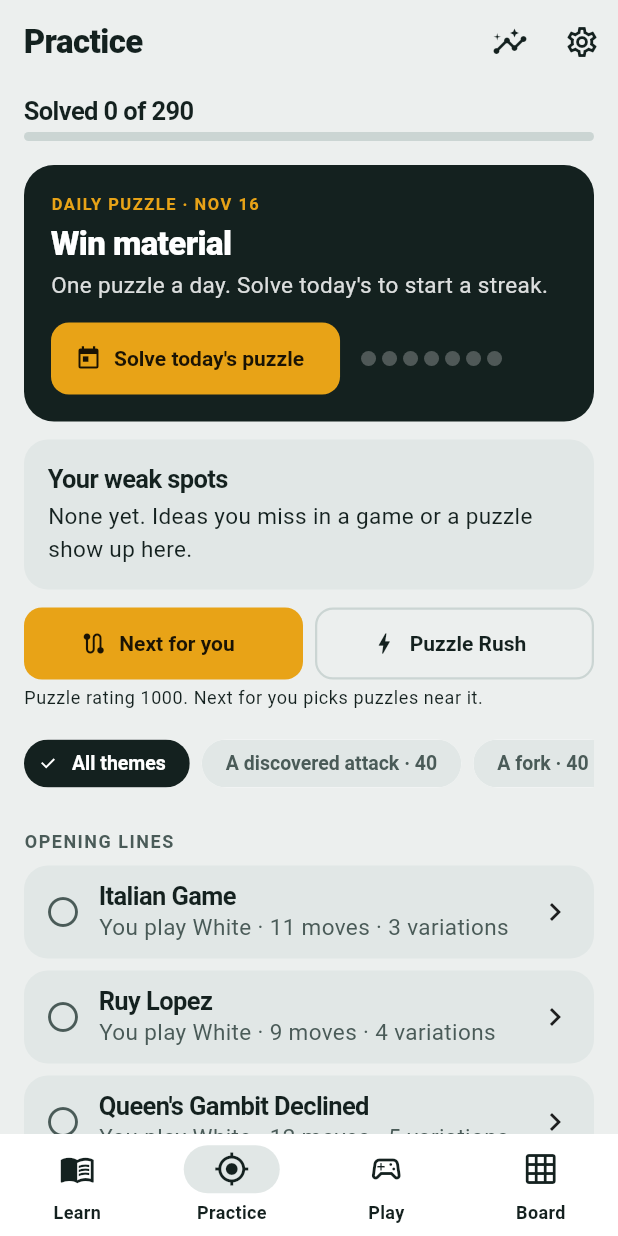
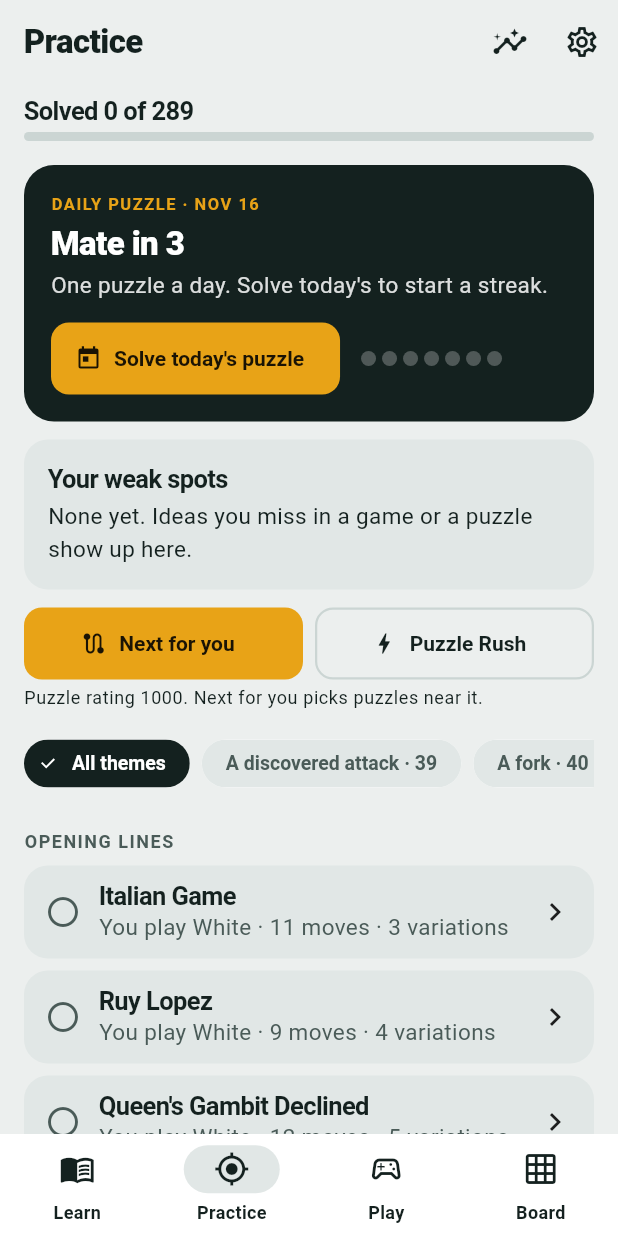
Before and after one commit to johnkg/chess_solver, a Flutter app: the screen it shows after launch, item 2 of the bottom bar chosen, on a phone screen of 412 x 824 dp. Run offline on Flutter 3.47's test engine with Material 3 defaults, Android fonts, the phone set to English and light mode, and no system bars; our stand-ins replace shared_preferences; project files that could hold a hidden picture were left out.

Commit message:
Remove a puzzle whose stored answer ties another move
The strict check found that in discoveredAttack-33 (axb6, from game2000170)
d1c2 scores the same at depth 4, so a learner who found it would be marked
wrong. It is removed and ids are renumbered; the library is 289 puzzles.

Co-Authored-By: Claude Opus 5.5 <noreply@anthropic.com>
Claude-Session: https://claude.ai/code/session_01AyS2MXxam9ZsdRurXXgHAV

```diff
--- a/lib/puzzles/library.dart
+++ b/lib/puzzles/library.dart
@@ -2238,17 +2238,6 @@ const List<Puzzle> puzzleLibrary = [
   ),
   Puzzle(
     id: 'discoveredAttack-33',
-    fen: 'rnb1kbn1/1pqp2pr/1p2pp2/P1p4p/2P5/5N2/3PPPPP/RNBQKB1R w KQq - 0 1',
-    solutions: ['a5b6'],
-    san: 'axb6',
-    idea: Idea.discoveredAttack,
-    mateIn: 0,
-    tier: 3,
-    text: 'Moving the pawn uncovers the rook on a1, which now attacks the rook on a8, while the pawn makes a threat of its own. Black cannot meet both.',
-    source: 'game2000170',
-  ),
-  Puzzle(
-    id: 'discoveredAttack-34',
     fen: 'rnb2b1r/1pk3pp/pqp4n/4Np2/Q4B2/P2B3P/1P3PP1/RN2K2R w KQ - 0 1',
     solutions: ['e5c4'],
     san: 'Nc4+',
@@ -2259,7 +2248,7 @@ const List<Puzzle> puzzleLibrary = [
     source: 'game2000068',
   ),
   Puzzle(
-    id: 'discoveredAttack-35',
+    id: 'discoveredAttack-34',
     fen: 'rnb3nr/2p1p1b1/pp3k1p/6pq/PP1P1B1P/2p3KR/4PPP1/RN1Q1BN1 w - - 0 1',
     solutions: ['h4g5'],
     san: 'hxg5+',
@@ -2270,7 +2259,7 @@ const List<Puzzle> puzzleLibrary = [
     source: 'game700406',
   ),
   Puzzle(
-    id: 'discoveredAttack-36',
+    id: 'discoveredAttack-35',
     fen: 'rnbk1b1r/pp3p1p/2p1p1p1/8/2P3nP/N3PN2/PP1BBP2/3RK2R w - - 0 1',
     solutions: ['d2c3'],
     san: 'Bc3+',
@@ -2281,7 +2270,7 @@ const List<Puzzle> puzzleLibrary = [
     source: 'game700059',
   ),
   Puzzle(
-    id: 'discoveredAttack-37',
+    id: 'discoveredAttack-36',
     fen: 'rnbk1r2/1pq1p1b1/1ppp1p1p/P4n2/3P3p/2P5/RQ2PPPN/1NBK1BR1 w - - 0 1',
     solutions: ['a5b6'],
     san: 'axb6',
@@ -2292,7 +2281,7 @@ const List<Puzzle> puzzleLibrary = [
     source: 'game2000712',
   ),
   Puzzle(
-    id: 'discoveredAttack-38',
+    id: 'discoveredAttack-37',
     fen: 'rnbq1bn1/pp1pp3/5kpr/5p1p/2p1PN2/N2P2PP/PPPB1P2/R2QKB1R w KQ - 0 1',
     solutions: ['f4d5'],
     san: 'Nd5+',
@@ -2303,7 +2292,7 @@ const List<Puzzle> puzzleLibrary = [
     source: 'game2000465',
   ),
   Puzzle(
-    id: 'discoveredAttack-39',
+    id: 'discoveredAttack-38',
     fen: 'rnbqkbn1/ppp1p3/4r1P1/3p3Q/P7/2P3P1/1P1PNP1P/RNBK1B1R w q - 0 1',
     solutions: ['g6g7'],
     san: 'g7+',
@@ -2314,7 +2303,7 @@ const List<Puzzle> puzzleLibrary = [
     source: 'game600243',
   ),
   Puzzle(
-    id: 'discoveredAttack-40',
+    id: 'discoveredAttack-39',
     fen: 'rnq2k1r/p1p2ppp/1p5n/4p1b1/2P5/4PPPP/P2PN1BR/1QB1K1N1 w - - 0 1',
     solutions: ['f3f4'],
     san: 'f4',
```
Also changed, not shown: tool/library.json.
